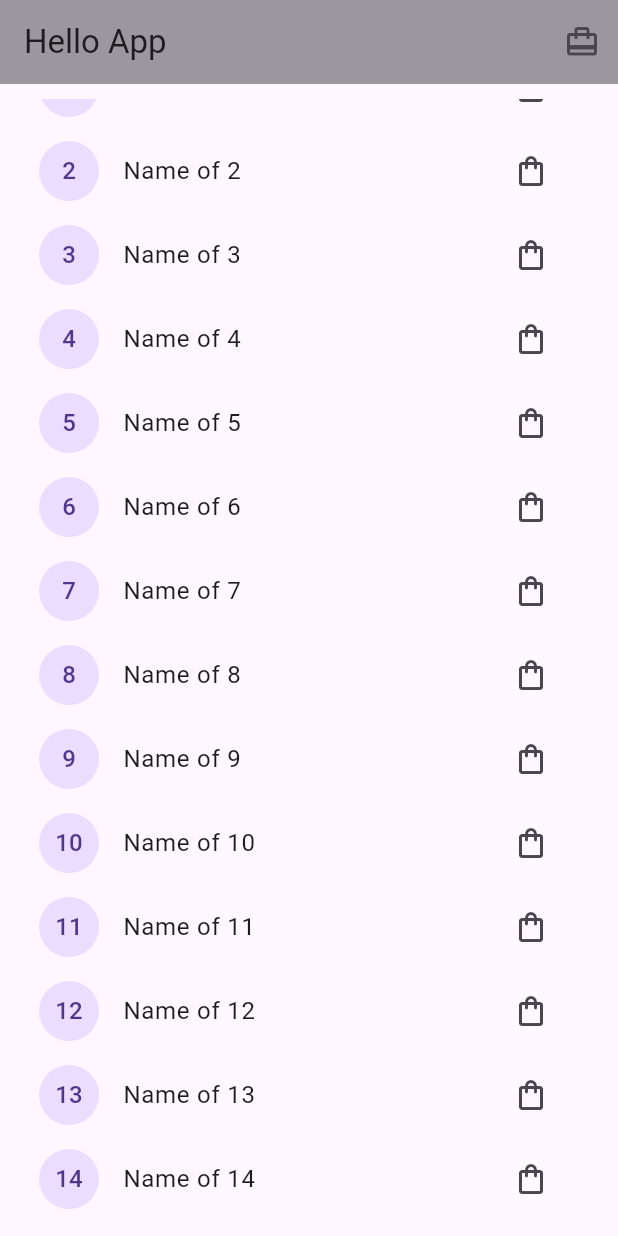
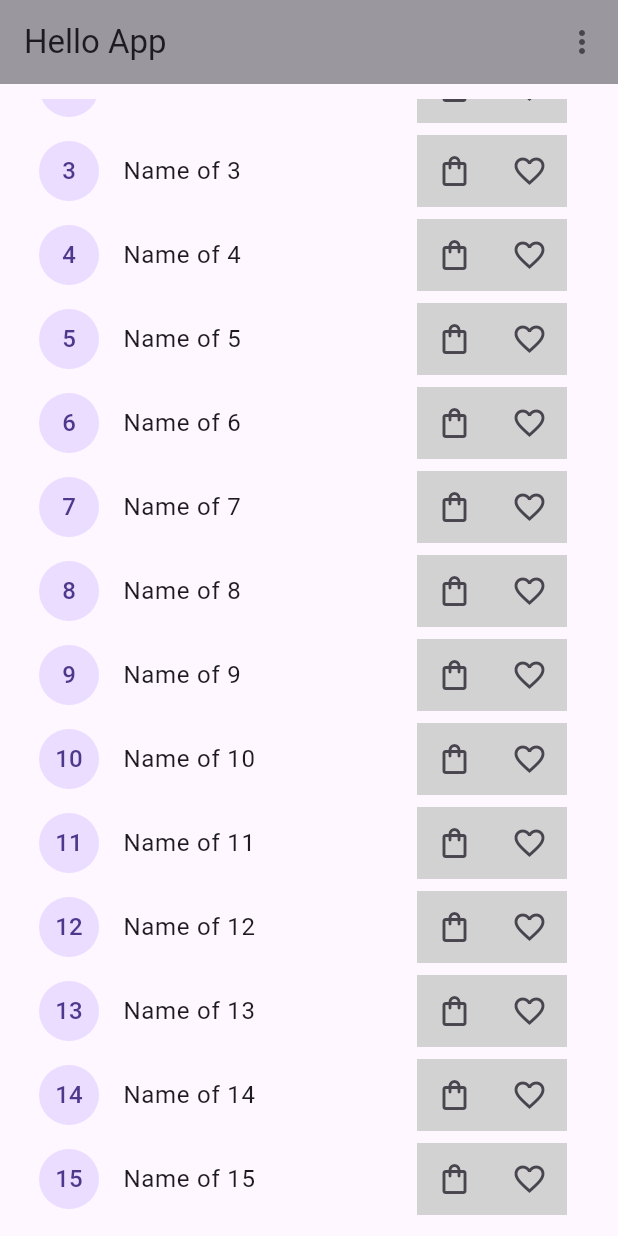
Before and after one commit to Omar-Hosny1/flutter-state-management-getx, a Flutter app: the screen it shows after launch, scrolled down 92 dp, after a tap on the "shopping bag" icon, on a phone screen of 412 x 824 dp. Run offline on Flutter 3.47's test engine with Material 3 defaults, Android fonts, the phone set to English and light mode, and no system bars; our stand-ins replace get.

Commit message:
feat(getx-approach): finished the getx state management approaches

```diff
--- a/lib/getx/binding.dart
+++ b/lib/getx/binding.dart
@@ -1,4 +1,5 @@
 import 'package:flutter_state_management/getx/controllers/cart_controller.dart';
+import 'package:flutter_state_management/getx/controllers/favourite_controller.dart';
 import 'package:flutter_state_management/getx/controllers/product_controller.dart';
 import 'package:get/get.dart';
 
@@ -8,5 +9,6 @@ class Binding extends Bindings {
     // TODO: implement dependencies
     Get.put(ProductController(), permanent: true);
     Get.put(CartController(), permanent: true);
+    Get.put(FavouriteController(), permanent: true);
   }
 }
--- a/lib/getx/constants/Strings.dart
+++ b/lib/getx/constants/Strings.dart
@@ -1,9 +1,11 @@
+// ignore: file_names
 class Strings {
   Strings._();
 
-  static final cartItemGetBuilderId = (String id) => 'CART-BID-${id}';
-  static final favItemGetBuilderId = (String id) => 'FAV-BID-${id}';
-  static final productItemGetBuilderId = (String id) => 'PROD-BID-${id}';
+  static String Function(String id) get cartItemGetBuilderId => (String id) => 'CART-BID-$id';
+  static String Function(String id) get favItemGetBuilderId => (String id) => 'FAV-BID-$id';
+  static String Function(String id) get productItemGetBuilderId => (String id) => 'PROD-BID-$id';
   static const productGetBuilderId = 'PROD-BID';
   static const cartGetBuilderId = 'CART-BID';
+  static const favouritesGetBuilderId = 'FAVOURITE-BID';
 }
--- a/lib/getx/controllers/cart_controller.dart
+++ b/lib/getx/controllers/cart_controller.dart
@@ -10,50 +10,30 @@ class CartController extends GetxController {
   }
 
   addToCart(Product product) {
-    product.setInCart = true;
-    final productIndex = _getProductWithIndexOf(product.id);
-    if (productIndex == -1) {
-      product.setQuantity = 1;
+    if (!_cartItems.contains(product)) {
       _cartItems.add(product);
-      updateTheCartListeners(product.id);
-      return;
+      product.setInCart = true;
+      update([Strings.cartItemGetBuilderId(product.id)]);
     }
-    _cartItems[productIndex].setQuantity =
-        _cartItems[productIndex].quantity + 1;
-    updateTheCartListeners(product.id);
+    product.setQuantity = product.quantity + 1;
+    update([Strings.cartGetBuilderId]);
   }
 
   removeFromCart(Product product) {
-    final productIndex = _getProductWithIndexOf(product.id);
-    if (_cartItems[productIndex].quantity == 1) {
-      product.setInCart = false;
-      _cartItems.removeWhere((element) => element.id == product.id);
-      updateTheCartListeners(product.id);
+    if (product.quantity == 1) {
+      removeFromCartPermuntally(product);
       return;
     }
-    _cartItems[productIndex].setQuantity =
-        _cartItems[productIndex].quantity - 1;
-    updateTheCartListeners(product.id);
+    product.setQuantity = product.quantity - 1;
+    update([Strings.cartGetBuilderId]);
   }
 
-  int _getProductWithIndexOf(String id) {
-    for (var i = 0; i < _cartItems.length; i++) {
-      if (_cartItems[i].id == id) {
-        return i;
-      }
-    }
-    return -1;
-  }
-
-  removeFromCartPermuntly(Product product) {
-    final productIndex = _getProductWithIndexOf(product.id);
-    _cartItems[productIndex].setInCart = false;
-    _cartItems.removeWhere((element) => element.id == product.id);
-    updateTheCartListeners(product.id);
-  }
-
-  updateTheCartListeners(String id) {
-    update([Strings.cartGetBuilderId]);
-    update([Strings.cartItemGetBuilderId(id)]);
+  removeFromCartPermuntally(Product product) {
+    product.resetCart();
+    _cartItems.removeWhere((p) => p.id == product.id);
+    update([
+      Strings.cartGetBuilderId,
+      Strings.cartItemGetBuilderId(product.id),
+    ]);
   }
 }
--- a/lib/getx/controllers/product_controller.dart
+++ b/lib/getx/controllers/product_controller.dart
@@ -11,9 +11,9 @@ class ProductController extends GetxController {
     products = List.generate(
       15,
       (index) => Product(
-        id: index.toString(),
-        description: 'Description of $index',
-        name: 'Name of $index',
+        id: (index + 1).toString(),
+        description: 'Description of ${index + 1}',
+        name: 'Name of ${index + 1}',
         price: (index + 1) * 10,
       ),
     );
--- a/lib/models/product.dart
+++ b/lib/models/product.dart
@@ -3,8 +3,8 @@ class Product {
   late String _name;
   late String _description;
   late double _price;
-  late bool _inCart;
-  late bool _inFavourite;
+  late bool _inCart; // for the product item cart icon
+  late bool _inFavourite; // for the product item favourite icon
   late int _quantity;
 
   Product({
@@ -80,4 +80,9 @@ class Product {
   set setQuantity(int val) {
     _quantity = val;
   }
+
+  resetCart() {
+    _inCart = false;
+    _quantity = 0;
+  }
 }
--- a/lib/views/widgets/product-item.dart
+++ b/lib/views/widgets/product-item.dart
@@ -1,6 +1,7 @@
 import 'package:flutter/material.dart';
 import 'package:flutter_state_management/getx/constants/Strings.dart';
 import 'package:flutter_state_management/getx/controllers/cart_controller.dart';
+import 'package:flutter_state_management/getx/controllers/favourite_controller.dart';
 import 'package:flutter_state_management/models/product.dart';
 import 'package:flutter_state_management/views/screens/product_details.dart';
 import 'package:get/get.dart';
@@ -20,23 +21,58 @@ class ProductItem extends StatelessWidget {
         child: Text(product.id),
       ),
       title: Text(product.name),
-      trailing: GetBuilder<CartController>(
+      trailing: Container(
+        width: 100,
+        color: const Color.fromARGB(255, 210, 210, 210),
+        child: Row(
+          children: [
+            SizedBox(
+              width: 50,
+              child: GetBuilder<CartController>(
                 id: Strings.cartItemGetBuilderId(
                   product.id,
                 ),
                 builder: (controller) => IconButton(
                   icon: Icon(
-            product.inCart ? Icons.shopping_bag : Icons.shopping_bag_outlined,
+                    product.inCart
+                        ? Icons.shopping_bag
+                        : Icons.shopping_bag_outlined,
                   ),
                   onPressed: () {
                     if (product.inCart) {
-              controller.removeFromCartPermuntly(product);
+                      controller.removeFromCartPermuntally(product);
                       return;
                     }
                     controller.addToCart(product);
                   },
                 ),
               ),
+            ),
+            SizedBox(
+              width: 50,
+              child: GetBuilder<FavouriteController>(
+                id: Strings.favItemGetBuilderId(
+                  product.id,
+                ),
+                builder: (controller) => IconButton(
+                  icon: Icon(
+                    product.inFavourite
+                        ? Icons.favorite
+                        : Icons.favorite_outline_outlined,
+                  ),
+                  onPressed: () {
+                    if (product.inFavourite) {
+                      controller.removeFromFavourites(product);
+                      return;
+                    }
+                    controller.addToFavourites(product);
+                  },
+                ),
+              ),
+            ),
+          ],
+        ),
+      ),
     );
   }
 }
```
Also changed, not shown: lib/getx/controllers/favourite_controller.dart (added, +27 -0 lines), lib/views/screens/favourites.dart (added, +53 -0 lines), lib/views/screens/home.dart (+21 -8 lines), lib/views/screens/product_details.dart (+22 -7 lines), lib/views/widgets/favourite-item.dart (added, +33 -0 lines). Lines whose indentation alone changed are shown as unchanged.
